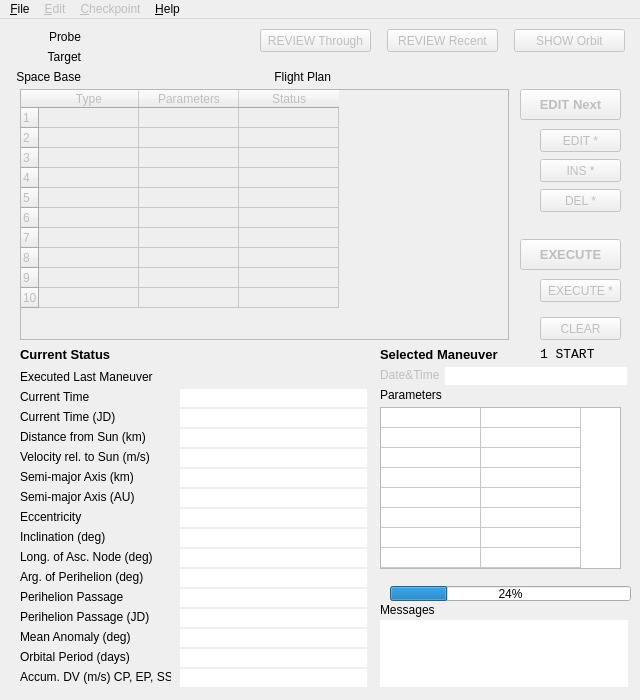
First picture: the form in source/ui/mainwindow.ui, repository whiskie14142/SolarSystemVoyager, before the edit.
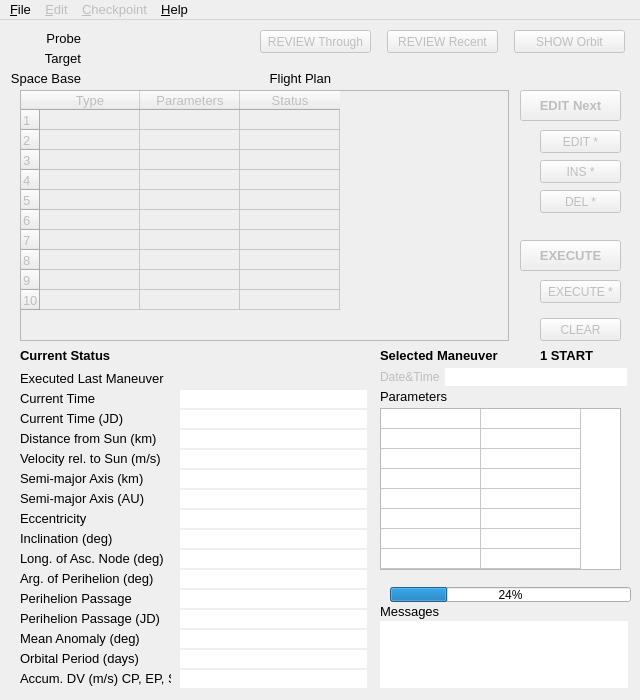
Second picture: the form after the edit.

```diff
--- a/source/ui/mainwindow.ui
+++ b/source/ui/mainwindow.ui
@@ -27,7 +27,7 @@
   </property>
   <property name="font">
    <font>
-    <family>MS UI Gothic</family>
+    <family>Yu Gothic UI</family>
     <pointsize>9</pointsize>
    </font>
   </property>
@@ -41,6 +41,12 @@
    </size>
   </property>
   <widget class="QWidget" name="centralwidget">
+   <property name="font">
+    <font>
+     <family>Yu Gothic UI</family>
+     <pointsize>9</pointsize>
+    </font>
+   </property>
    <widget class="QTableWidget" name="manplans">
     <property name="enabled">
      <bool>false</bool>
@@ -53,6 +59,12 @@
       <height>251</height>
      </rect>
     </property>
+    <property name="font">
+     <font>
+      <family>Yu Gothic UI</family>
+      <pointsize>10</pointsize>
+     </font>
+    </property>
     <property name="focusPolicy">
      <enum>Qt::StrongFocus</enum>
     </property>
@@ -155,6 +167,7 @@
     </property>
     <property name="font">
      <font>
+      <family>Yu Gothic UI</family>
       <pointsize>10</pointsize>
       <weight>75</weight>
       <bold>true</bold>
@@ -179,6 +192,12 @@
       <height>23</height>
      </rect>
     </property>
+    <property name="font">
+     <font>
+      <family>Yu Gothic UI</family>
+      <pointsize>9</pointsize>
+     </font>
+    </property>
     <property name="toolTip">
      <string>Insert an empty Maneuver</string>
     </property>
@@ -204,6 +223,12 @@
       <height>23</height>
      </rect>
     </property>
+    <property name="font">
+     <font>
+      <family>Yu Gothic UI</family>
+      <pointsize>9</pointsize>
+     </font>
+    </property>
     <property name="toolTip">
      <string>Show current Orbits</string>
     </property>
@@ -223,6 +248,12 @@
       <height>23</height>
      </rect>
     </property>
+    <property name="font">
+     <font>
+      <family>Yu Gothic UI</family>
+      <pointsize>9</pointsize>
+     </font>
+    </property>
     <property name="toolTip">
      <string>Edit selected Maneuver</string>
     </property>
@@ -242,6 +273,12 @@
       <height>23</height>
      </rect>
     </property>
+    <property name="font">
+     <font>
+      <family>Yu Gothic UI</family>
+      <pointsize>9</pointsize>
+     </font>
+    </property>
     <property name="toolTip">
      <string>Execute multiple Maneuvers</string>
     </property>
@@ -255,9 +292,15 @@
       <x>0</x>
       <y>10</y>
       <width>81</width>
-      <height>16</height>
+      <height>17</height>
      </rect>
     </property>
+    <property name="font">
+     <font>
+      <family>Yu Gothic UI</family>
+      <pointsize>10</pointsize>
+     </font>
+    </property>
     <property name="text">
      <string>Probe</string>
     </property>
@@ -271,9 +314,15 @@
       <x>0</x>
       <y>30</y>
       <width>81</width>
-      <height>16</height>
+      <height>17</height>
      </rect>
     </property>
+    <property name="font">
+     <font>
+      <family>Yu Gothic UI</family>
+      <pointsize>10</pointsize>
+     </font>
+    </property>
     <property name="text">
      <string>Target</string>
     </property>
@@ -287,13 +336,15 @@
       <x>90</x>
       <y>10</y>
       <width>161</width>
-      <height>16</height>
+      <height>17</height>
      </rect>
     </property>
     <property name="font">
      <font>
-      <family>Lucida Console</family>
-      <pointsize>9</pointsize>
+      <family>Yu Gothic UI</family>
+      <pointsize>10</pointsize>
+      <weight>75</weight>
+      <bold>true</bold>
      </font>
     </property>
     <property name="text">
@@ -306,13 +357,15 @@
       <x>90</x>
       <y>30</y>
       <width>141</width>
-      <height>16</height>
+      <height>17</height>
      </rect>
     </property>
     <property name="font">
      <font>
-      <family>Lucida Console</family>
-      <pointsize>9</pointsize>
+      <family>Yu Gothic UI</family>
+      <pointsize>10</pointsize>
+      <weight>75</weight>
+      <bold>true</bold>
      </font>
     </property>
     <property name="text">
@@ -331,6 +384,12 @@
       <height>23</height>
      </rect>
     </property>
+    <property name="font">
+     <font>
+      <family>Yu Gothic UI</family>
+      <pointsize>9</pointsize>
+     </font>
+    </property>
     <property name="toolTip">
      <string>Delete selected Maneuver</string>
     </property>
@@ -347,9 +406,15 @@
       <x>240</x>
       <y>50</y>
       <width>91</width>
-      <height>16</height>
+      <height>17</height>
      </rect>
     </property>
+    <property name="font">
+     <font>
+      <family>Yu Gothic UI</family>
+      <pointsize>10</pointsize>
+     </font>
+    </property>
     <property name="text">
      <string>Flight Plan</string>
     </property>
@@ -363,13 +428,15 @@
       <x>342</x>
       <y>50</y>
       <width>281</width>
-      <height>16</height>
+      <height>17</height>
      </rect>
     </property>
     <property name="font">
      <font>
-      <family>Lucida Console</family>
-      <pointsize>9</pointsize>
+      <family>Yu Gothic UI</family>
+      <pointsize>10</pointsize>
+      <weight>75</weight>
+      <bold>true</bold>
      </font>
     </property>
     <property name="text">
@@ -390,6 +457,7 @@
     </property>
     <property name="font">
      <font>
+      <family>Yu Gothic UI</family>
       <pointsize>10</pointsize>
       <weight>75</weight>
       <bold>true</bold>
@@ -414,6 +482,12 @@
       <height>23</height>
      </rect>
     </property>
+    <property name="font">
+     <font>
+      <family>Yu Gothic UI</family>
+      <pointsize>9</pointsize>
+     </font>
+    </property>
     <property name="toolTip">
      <string>Clear Execution State</string>
     </property>
@@ -433,6 +507,12 @@
       <height>23</height>
      </rect>
     </property>
+    <property name="font">
+     <font>
+      <family>Yu Gothic UI</family>
+      <pointsize>9</pointsize>
+     </font>
+    </property>
     <property name="toolTip">
      <string>Review throughout the Flight</string>
     </property>
@@ -446,13 +526,13 @@
       <x>20</x>
       <y>370</y>
       <width>151</width>
-      <height>16</height>
+      <height>17</height>
      </rect>
     </property>
     <property name="font">
      <font>
-      <family>MS UI Gothic</family>
-      <pointsize>9</pointsize>
+      <family>Yu Gothic UI</family>
+      <pointsize>10</pointsize>
      </font>
     </property>
     <property name="text">
@@ -465,9 +545,15 @@
       <x>20</x>
       <y>390</y>
       <width>151</width>
-      <height>16</height>
+      <height>17</height>
      </rect>
     </property>
+    <property name="font">
+     <font>
+      <family>Yu Gothic UI</family>
+      <pointsize>10</pointsize>
+     </font>
+    </property>
     <property name="text">
      <string>Current Time (JD)</string>
     </property>
@@ -478,13 +564,13 @@
       <x>20</x>
       <y>350</y>
       <width>151</width>
-      <height>16</height>
+      <height>17</height>
      </rect>
     </property>
     <property name="font">
      <font>
-      <family>MS UI Gothic</family>
-      <pointsize>9</pointsize>
+      <family>Yu Gothic UI</family>
+      <pointsize>10</pointsize>
      </font>
     </property>
     <property name="text">
@@ -497,9 +583,15 @@
       <x>20</x>
       <y>450</y>
       <width>151</width>
-      <height>16</height>
+      <height>17</height>
      </rect>
     </property>
+    <property name="font">
+     <font>
+      <family>Yu Gothic UI</family>
+      <pointsize>10</pointsize>
+     </font>
+    </property>
     <property name="text">
      <string>Semi-major Axis (km)</string>
     </property>
@@ -510,9 +602,15 @@
       <x>20</x>
       <y>490</y>
       <width>151</width>
-      <height>16</height>
+      <height>17</height>
      </rect>
     </property>
+    <property name="font">
+     <font>
+      <family>Yu Gothic UI</family>
+      <pointsize>10</pointsize>
+     </font>
+    </property>
     <property name="text">
      <string>Eccentricity</string>
     </property>
@@ -523,9 +621,15 @@
       <x>20</x>
       <y>510</y>
       <width>151</width>
-      <height>16</height>
+      <height>17</height>
      </rect>
     </property>
+    <property name="font">
+     <font>
+      <family>Yu Gothic UI</family>
+      <pointsize>10</pointsize>
+     </font>
+    </property>
     <property name="text">
      <string>Inclination (deg)</string>
     </property>
@@ -536,9 +640,15 @@
       <x>20</x>
       <y>530</y>
       <width>151</width>
-      <height>16</height>
+      <height>17</height>
      </rect>
     </property>
+    <property name="font">
+     <font>
+      <family>Yu Gothic UI</family>
+      <pointsize>10</pointsize>
+     </font>
+    </property>
     <property name="text">
      <string>Long. of Asc. Node (deg)</string>
     </property>
@@ -549,9 +659,15 @@
       <x>20</x>
       <y>550</y>
       <width>151</width>
-      <height>16</height>
+      <height>17</height>
      </rect>
     </property>
+    <property name="font">
+     <font>
+      <family>Yu Gothic UI</family>
+      <pointsize>10</pointsize>
+     </font>
+    </property>
     <property name="text">
      <string>Arg. of Perihelion (deg)</string>
     </property>
@@ -562,9 +678,15 @@
       <x>20</x>
       <y>610</y>
       <width>151</width>
-      <height>16</height>
+      <height>17</height>
      </rect>
     </property>
+    <property name="font">
+     <font>
+      <family>Yu Gothic UI</family>
+      <pointsize>10</pointsize>
+     </font>
+    </property>
     <property name="text">
      <string>Mean Anomaly (deg)</string>
     </property>
@@ -575,9 +697,15 @@
       <x>20</x>
       <y>630</y>
       <width>151</width>
-      <height>16</height>
+      <height>17</height>
      </rect>
     </property>
+    <property name="font">
+     <font>
+      <family>Yu Gothic UI</family>
+      <pointsize>10</pointsize>
+     </font>
+    </property>
     <property name="text">
      <string>Orbital Period (days)</string>
     </property>
@@ -588,9 +716,15 @@
       <x>20</x>
       <y>570</y>
       <width>151</width>
-      <height>16</height>
+      <height>17</height>
      </rect>
     </property>
+    <property name="font">
+     <font>
+      <family>Yu Gothic UI</family>
+      <pointsize>10</pointsize>
+     </font>
+    </property>
     <property name="text">
      <string>Perihelion Passage</string>
     </property>
@@ -601,9 +735,15 @@
       <x>20</x>
       <y>590</y>
       <width>151</width>
-      <height>16</height>
+      <height>17</height>
      </rect>
     </property>
+    <property name="font">
+     <font>
+      <family>Yu Gothic UI</family>
+      <pointsize>10</pointsize>
+     </font>
+    </property>
     <property name="text">
      <string>Perihelion Passage (JD)</string>
     </property>
@@ -614,9 +754,15 @@
       <x>20</x>
       <y>470</y>
       <width>151</width>
-      <height>16</height>
+      <height>17</height>
      </rect>
     </property>
+    <property name="font">
+     <font>
+      <family>Yu Gothic UI</family>
+      <pointsize>10</pointsize>
+     </font>
+    </property>
     <property name="text">
      <string>Semi-major Axis (AU)</string>
     </property>
@@ -627,9 +773,15 @@
       <x>20</x>
       <y>410</y>
       <width>151</width>
-      <height>16</height>
+      <height>17</height>
      </rect>
     </property>
+    <property name="font">
+     <font>
+      <family>Yu Gothic UI</family>
+      <pointsize>10</pointsize>
+     </font>
+    </property>
     <property name="text">
      <string>Distance from Sun (km)</string>
     </property>
@@ -640,9 +792,15 @@
       <x>20</x>
       <y>430</y>
       <width>151</width>
-      <height>16</height>
+      <height>17</height>
      </rect>
     </property>
+    <property name="font">
+     <font>
+      <family>Yu Gothic UI</family>
+      <pointsize>10</pointsize>
+     </font>
+    </property>
     <property name="text">
      <string>Velocity rel. to Sun (m/s)</string>
     </property>
@@ -659,6 +817,12 @@
       <height>23</height>
      </rect>
     </property>
+    <property name="font">
+     <font>
+      <family>Yu Gothic UI</family>
+      <pointsize>9</pointsize>
+     </font>
+    </property>
     <property name="toolTip">
      <string>Review recent FLYTO Maneuver</string>
     </property>
@@ -672,11 +836,12 @@
       <x>20</x>
       <y>327</y>
       <width>131</width>
-      <height>16</height>
+      <height>17</height>
      </rect>
     </property>
     <property name="font">
      <font>
+      <family>Yu Gothic UI</family>
       <pointsize>10</pointsize>
       <weight>75</weight>
       <bold>true</bold>
@@ -692,11 +857,12 @@
       <x>380</x>
       <y>327</y>
       <width>151</width>
-      <height>16</height>
+      <height>17</height>
      </rect>
     </property>
     <property name="font">
      <font>
+      <family>Yu Gothic UI</family>
       <pointsize>10</pointsize>
       <weight>75</weight>
       <bold>true</bold>
@@ -715,9 +881,15 @@
       <x>380</x>
       <y>348</y>
       <width>61</width>
-      <height>16</height>
+      <height>17</height>
      </rect>
     </property>
+    <property name="font">
+     <font>
+      <family>Yu Gothic UI</family>
+      <pointsize>9</pointsize>
+     </font>
+    </property>
     <property name="text">
      <string>Date&amp;Time</string>
     </property>
@@ -728,9 +900,15 @@
       <x>380</x>
       <y>368</y>
       <width>121</width>
-      <height>16</height>
+      <height>17</height>
      </rect>
     </property>
+    <property name="font">
+     <font>
+      <family>Yu Gothic UI</family>
+      <pointsize>10</pointsize>
+     </font>
+    </property>
     <property name="text">
      <string>Parameters</string>
     </property>
@@ -747,6 +925,12 @@
       <height>162</height>
      </rect>
     </property>
+    <property name="font">
+     <font>
+      <family>Yu Gothic UI</family>
+      <pointsize>10</pointsize>
+     </font>
+    </property>
     <property name="focusPolicy">
      <enum>Qt::ClickFocus</enum>
     </property>
@@ -788,6 +972,12 @@
       <height>16</height>
      </rect>
     </property>
+    <property name="font">
+     <font>
+      <family>Yu Gothic UI</family>
+      <pointsize>9</pointsize>
+     </font>
+    </property>
     <property name="text">
      <string/>
     </property>
@@ -804,6 +994,12 @@
       <height>15</height>
      </rect>
     </property>
+    <property name="font">
+     <font>
+      <family>Yu Gothic UI</family>
+      <pointsize>9</pointsize>
+     </font>
+    </property>
     <property name="value">
      <number>24</number>
     </property>
@@ -814,15 +1010,15 @@
       <x>540</x>
       <y>327</y>
       <width>91</width>
-      <height>16</height>
+      <height>17</height>
      </rect>
     </property>
     <property name="font">
      <font>
-      <family>Lucida Console</family>
+      <family>Yu Gothic UI</family>
       <pointsize>10</pointsize>
-      <weight>50</weight>
-      <bold>false</bold>
+      <weight>75</weight>
+      <bold>true</bold>
      </font>
     </property>
     <property name="text">
@@ -841,6 +1037,7 @@
     <property name="font">
      <font>
       <family>Lucida Console</family>
+      <pointsize>9</pointsize>
      </font>
     </property>
     <property name="focusPolicy">
@@ -868,6 +1065,7 @@
     <property name="font">
      <font>
       <family>Lucida Console</family>
+      <pointsize>9</pointsize>
      </font>
     </property>
     <property name="focusPolicy">
@@ -895,6 +1093,7 @@
     <property name="font">
      <font>
       <family>Lucida Console</family>
+      <pointsize>9</pointsize>
      </font>
     </property>
     <property name="focusPolicy">
@@ -922,6 +1121,7 @@
     <property name="font">
      <font>
       <family>Lucida Console</family>
+      <pointsize>9</pointsize>
      </font>
     </property>
     <property name="focusPolicy">
@@ -949,6 +1149,7 @@
     <property name="font">
      <font>
       <family>Lucida Console</family>
+      <pointsize>9</pointsize>
      </font>
     </property>
     <property name="focusPolicy">
@@ -976,6 +1177,7 @@
     <property name="font">
      <font>
       <family>Lucida Console</family>
+      <pointsize>9</pointsize>
      </font>
     </property>
     <property name="focusPolicy">
@@ -1003,6 +1205,7 @@
     <property name="font">
      <font>
       <family>Lucida Console</family>
+      <pointsize>9</pointsize>
      </font>
     </property>
     <property name="focusPolicy">
@@ -1030,6 +1233,7 @@
     <property name="font">
      <font>
       <family>Lucida Console</family>
+      <pointsize>9</pointsize>
      </font>
     </property>
     <property name="focusPolicy">
@@ -1057,6 +1261,7 @@
     <property name="font">
      <font>
       <family>Lucida Console</family>
+      <pointsize>9</pointsize>
      </font>
     </property>
     <property name="focusPolicy">
@@ -1084,6 +1289,7 @@
     <property name="font">
      <font>
       <family>Lucida Console</family>
+      <pointsize>9</pointsize>
      </font>
     </property>
     <property name="focusPolicy">
@@ -1111,6 +1317,7 @@
     <property name="font">
      <font>
       <family>Lucida Console</family>
+      <pointsize>9</pointsize>
      </font>
     </property>
     <property name="focusPolicy">
@@ -1138,6 +1345,7 @@
     <property name="font">
      <font>
       <family>Lucida Console</family>
+      <pointsize>9</pointsize>
      </font>
     </property>
     <property name="focusPolicy">
@@ -1165,6 +1373,7 @@
     <property name="font">
      <font>
       <family>Lucida Console</family>
+      <pointsize>9</pointsize>
      </font>
     </property>
     <property name="focusPolicy">
@@ -1192,6 +1401,7 @@
     <property name="font">
      <font>
       <family>Lucida Console</family>
+      <pointsize>9</pointsize>
      </font>
     </property>
     <property name="focusPolicy">
@@ -1219,6 +1429,7 @@
     <property name="font">
      <font>
       <family>Lucida Console</family>
+      <pointsize>9</pointsize>
      </font>
     </property>
     <property name="focusPolicy">
@@ -1240,15 +1451,15 @@
       <x>180</x>
       <y>350</y>
       <width>187</width>
-      <height>16</height>
+      <height>17</height>
      </rect>
     </property>
     <property name="font">
      <font>
-      <family>Lucida Console</family>
+      <family>Yu Gothic UI</family>
       <pointsize>10</pointsize>
-      <weight>50</weight>
-      <bold>false</bold>
+      <weight>75</weight>
+      <bold>true</bold>
      </font>
     </property>
     <property name="text">
@@ -1261,9 +1472,15 @@
       <x>20</x>
       <y>650</y>
       <width>151</width>
-      <height>16</height>
+      <height>17</height>
      </rect>
     </property>
+    <property name="font">
+     <font>
+      <family>Yu Gothic UI</family>
+      <pointsize>10</pointsize>
+     </font>
+    </property>
     <property name="text">
      <string>Accum. DV (m/s) CP, EP, SS</string>
     </property>
@@ -1280,6 +1497,7 @@
     <property name="font">
      <font>
       <family>Lucida Console</family>
+      <pointsize>9</pointsize>
      </font>
     </property>
     <property name="focusPolicy">
@@ -1301,9 +1519,15 @@
       <x>0</x>
       <y>50</y>
       <width>81</width>
-      <height>16</height>
+      <height>17</height>
      </rect>
     </property>
+    <property name="font">
+     <font>
+      <family>Yu Gothic UI</family>
+      <pointsize>10</pointsize>
+     </font>
+    </property>
     <property name="text">
      <string>Space Base</string>
     </property>
@@ -1317,13 +1541,15 @@
       <x>90</x>
       <y>50</y>
       <width>141</width>
-      <height>16</height>
+      <height>17</height>
      </rect>
     </property>
     <property name="font">
      <font>
-      <family>Lucida Console</family>
-      <pointsize>9</pointsize>
+      <family>Yu Gothic UI</family>
+      <pointsize>10</pointsize>
+      <weight>75</weight>
+      <bold>true</bold>
      </font>
     </property>
     <property name="text">
@@ -1344,6 +1570,7 @@
     </property>
     <property name="font">
      <font>
+      <family>Yu Gothic UI</family>
       <pointsize>9</pointsize>
      </font>
     </property>
@@ -1387,9 +1614,15 @@
       <x>380</x>
       <y>583</y>
       <width>131</width>
-      <height>16</height>
+      <height>17</height>
      </rect>
     </property>
+    <property name="font">
+     <font>
+      <family>Yu Gothic UI</family>
+      <pointsize>10</pointsize>
+     </font>
+    </property>
     <property name="text">
      <string>Messages</string>
     </property>
@@ -1463,10 +1696,22 @@
      <x>0</x>
      <y>0</y>
      <width>640</width>
-     <height>21</height>
+     <height>23</height>
     </rect>
    </property>
+   <property name="font">
+    <font>
+     <family>Yu Gothic UI</family>
+     <pointsize>10</pointsize>
+    </font>
+   </property>
    <widget class="QMenu" name="menuFile">
+    <property name="font">
+     <font>
+      <family>Yu Gothic UI</family>
+      <pointsize>10</pointsize>
+     </font>
+    </property>
     <property name="title">
      <string>&amp;File</string>
     </property>
@@ -1497,6 +1742,12 @@
     <addaction name="actionQuit"/>
    </widget>
    <widget class="QMenu" name="menuHelp">
+    <property name="font">
+     <font>
+      <family>Yu Gothic UI</family>
+      <pointsize>10</pointsize>
+     </font>
+    </property>
     <property name="title">
      <string>&amp;Help</string>
     </property>
@@ -1508,6 +1759,12 @@
     <property name="enabled">
      <bool>false</bool>
     </property>
+    <property name="font">
+     <font>
+      <family>Yu Gothic UI</family>
+      <pointsize>10</pointsize>
+     </font>
+    </property>
     <property name="title">
      <string>&amp;Checkpoint</string>
     </property>
@@ -1518,6 +1775,12 @@
     <property name="enabled">
      <bool>false</bool>
     </property>
+    <property name="font">
+     <font>
+      <family>Yu Gothic UI</family>
+      <pointsize>10</pointsize>
+     </font>
+    </property>
     <property name="title">
      <string>&amp;Edit</string>
     </property>
```
Left out of the diff: 102 changed lines with no effect on the pictures.
